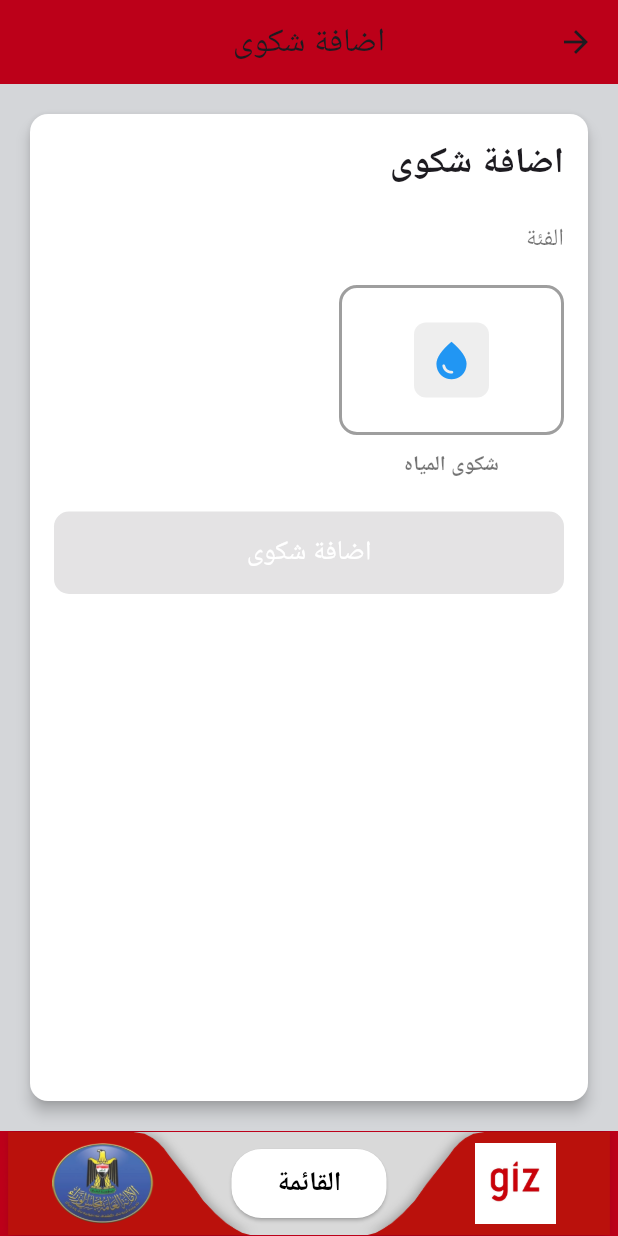
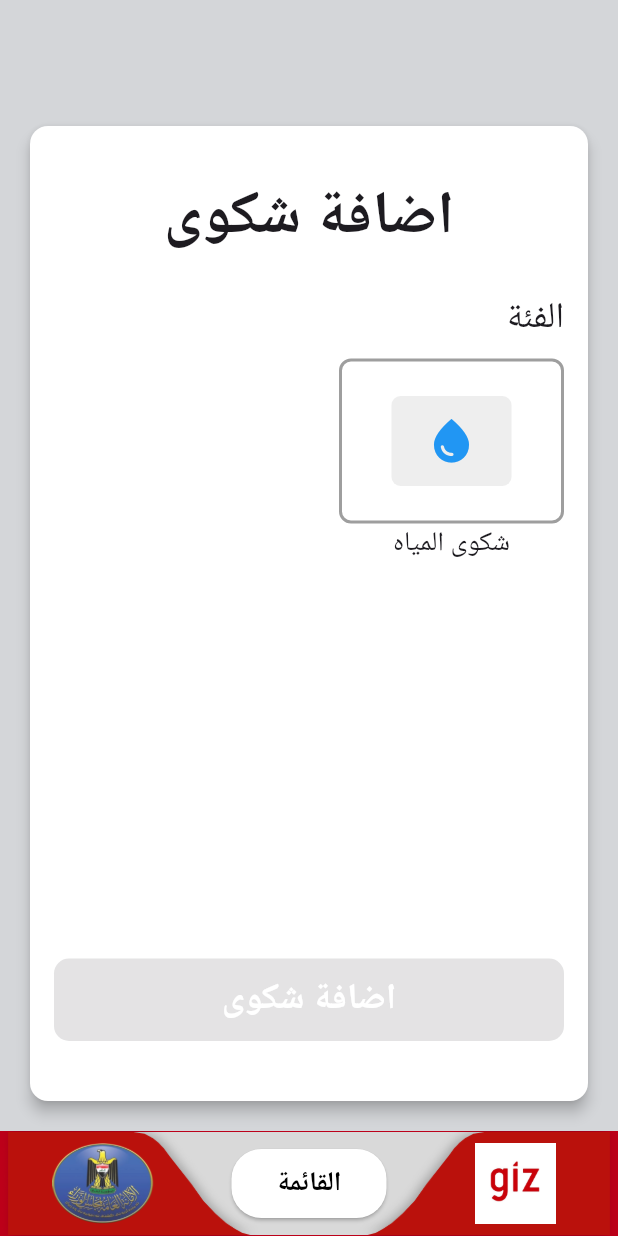
Before and after one commit to kziad551/Complatint-App, a Flutter app: the screen it shows after launch, after a tap on "اضافة شكوى", on a phone screen of 412 x 824 dp. Run offline on Flutter 3.47's test engine with Material 3 defaults, Android fonts, the light colour scheme and no system bars; our stand-ins replace image_picker.

Commit message:
finishing designs of Home page and other pages

```diff
--- a/lib/screens/complaint_form.dart
+++ b/lib/screens/complaint_form.dart
@@ -1,6 +1,7 @@
 import 'package:flutter/material.dart';
 import '../widgets/footer_widget.dart';
 import 'complaint_form_cat.dart';
+import '../widgets/custom_action_button.dart';
 
 class ComplaintForm extends StatefulWidget {
   const ComplaintForm({Key? key}) : super(key: key);
@@ -18,30 +19,38 @@ class _ComplaintFormState extends State<ComplaintForm> {
       textDirection: TextDirection.rtl,
       child: Scaffold(
         backgroundColor: const Color(0xFFD4D6D9),
-        appBar: AppBar(
-          backgroundColor: const Color(0xFFBC0019),
-          title: const Text('اضافة شكوى'),
-          centerTitle: true,
-        ),
         body: SafeArea(
+          child: Column(
+            children: [
+              Expanded(
+                child: SingleChildScrollView(
                   child: Padding(
-            padding: const EdgeInsets.all(16.0),
+                    padding: const EdgeInsets.symmetric(
+                        horizontal: 16.0, vertical: 80),
                     child: Card(
                       color: Colors.white,
                       elevation: 4,
                       shape: RoundedRectangleBorder(
                         borderRadius: BorderRadius.circular(12.0),
                       ),
+                      child: SizedBox(
+                        height: 650,
                         child: Padding(
-                padding: const EdgeInsets.all(16.0),
+                          padding: const EdgeInsets.fromLTRB(16, 32, 16, 40),
                           child: Column(
                             crossAxisAlignment: CrossAxisAlignment.start,
+                            mainAxisAlignment: MainAxisAlignment.spaceBetween,
                             children: [
-                    const Text(
+                              Column(
+                                crossAxisAlignment: CrossAxisAlignment.start,
+                                children: [
+                                  const Center(
+                                    child: Text(
                                       'اضافة شكوى',
                                       style: TextStyle(
-                        fontSize: 24,
+                                        fontSize: 40,
                                         fontWeight: FontWeight.bold,
+                                      ),
                                     ),
                                   ),
                                   const SizedBox(height: 20),
@@ -50,66 +59,75 @@ class _ComplaintFormState extends State<ComplaintForm> {
                                     child: Text(
                                       'الفئة',
                                       style: TextStyle(
-                          fontSize: 16,
-                          color: Colors.black54,
+                                        fontSize: 24,
                                       ),
                                     ),
                                   ),
-                    const SizedBox(height: 20),
+                                  const SizedBox(height: 10),
                                   // Selectable main box
                                   GestureDetector(
                                     onTap: () {
                                       setState(() {
-                          isSelected = !isSelected; // Toggle selection
+                                        isSelected =
+                                            !isSelected; // Toggle selection
                                       });
                                     },
                                     child: Column(
-                        crossAxisAlignment: CrossAxisAlignment.center,
+                                      crossAxisAlignment:
+                                          CrossAxisAlignment.center,
                                       children: [
                                         Container(
                                           width: 150,
-                            height: 100,
+                                          height: 110,
                                           decoration: BoxDecoration(
                                             border: Border.all(
-                                color: isSelected ? Colors.blue : Colors.grey,
+                                              color: isSelected
+                                                  ? Colors.blue
+                                                  : Colors.grey,
                                               width: 2.0,
                                             ),
-                              borderRadius: BorderRadius.circular(12.0),
-                              color: isSelected ? Colors.blue[50] : Colors.white,
+                                            borderRadius:
+                                                BorderRadius.circular(8.0),
+                                            color: isSelected
+                                                ? Colors.blue[50]
+                                                : Colors.white,
                                           ),
                                           child: Center(
                                             child: Container(
-                                width: 50,
-                                height: 50,
+                                              width: 80,
+                                              height: 60,
                                               decoration: BoxDecoration(
                                                 color: Colors.grey[200],
-                                  borderRadius: BorderRadius.circular(8.0),
+                                                borderRadius:
+                                                    BorderRadius.circular(6.0),
                                               ),
                                               child: const Icon(
                                                 Icons.water_drop,
                                                 color: Colors.blue,
-                                  size: 30,
+                                                size: 35,
                                               ),
                                             ),
                                           ),
                                         ),
-                          const SizedBox(height: 10),
                                         const Text(
                                           'شكوى المياه',
                                           style: TextStyle(
-                              fontSize: 14,
-                              fontWeight: FontWeight.bold,
-                              color: Colors.black54,
+                                            fontSize: 18,
                                           ),
                                         ),
                                       ],
                                     ),
                                   ),
                                   const SizedBox(height: 20),
-                    // Bottom button inside the white background
-                    SizedBox(
-                      width: double.infinity,
-                      child: ElevatedButton(
+                                ],
+                              ),
+                              // Bottom button
+                              CustomActionButton(
+                                title: 'اضافة شكوى',
+                                titleSize: 24,
+                                backgroundColor: isSelected
+                                    ? const Color(0xFFBA110C)
+                                    : Colors.grey,
                                 onPressed: isSelected
                                     ? () {
                                         Navigator.push(
@@ -120,21 +138,12 @@ class _ComplaintFormState extends State<ComplaintForm> {
                                           ),
                                         );
                                       }
-                            : null, // Disable button if no selection
-                        style: ElevatedButton.styleFrom(
-                          backgroundColor: isSelected
-                              ? Colors.red
-                              : Colors.grey, // Button color
-                          padding: const EdgeInsets.symmetric(vertical: 14.0),
-                          shape: RoundedRectangleBorder(
-                            borderRadius: BorderRadius.circular(10.0),
+                                    : null,
+                              ),
+                            ],
                           ),
                         ),
-                        child: const Text(
-                          'اضافة شكوى',
-                          style: TextStyle(
-                            color: Colors.white,
-                            fontSize: 18,
+                      ),
                     ),
                   ),
                 ),
@@ -142,9 +151,6 @@ class _ComplaintFormState extends State<ComplaintForm> {
             ],
           ),
         ),
-            ),
-          ),
-        ),
         bottomNavigationBar: const FooterWidget(currentPage: 'complaint_form'),
       ),
     );
--- a/lib/screens/home_page.dart
+++ b/lib/screens/home_page.dart
@@ -1,5 +1,6 @@
 import 'package:flutter/material.dart';
 import '../widgets/footer_widget.dart';
+import '../widgets/custom_action_button.dart';
 
 class HomePage extends StatefulWidget {
   const HomePage({Key? key}) : super(key: key);
@@ -137,32 +138,18 @@ class _HomePageState extends State<HomePage> {
               const Text(
                 'صفحة رئيسية',
                 style: TextStyle(
-                  fontSize: 32,
+                  fontSize: 40,
                   fontWeight: FontWeight.bold,
                 ),
               ),
               const SizedBox(height: 150),
-              SizedBox(
-                width: double.infinity,
-                child: ElevatedButton(
-                  onPressed: () {
-                    Navigator.pushNamed(context, '/complaint_form');
-                  },
-                  style: ElevatedButton.styleFrom(
-                    backgroundColor: const Color(0xFFBA110C),
-                    padding: const EdgeInsets.symmetric(vertical: 14.0),
-                    shape: RoundedRectangleBorder(
-                      borderRadius: BorderRadius.circular(10.0),
-                    ),
-                  ),
-                  child: const Text(
-                    'اضافة شكوى',
-                    style: TextStyle(
-                      color: Colors.white,
-                      fontSize: 18,
-                    ),
-                  ),
-                ),
+              CustomActionButton(
+                title: 'اضافة شكوى',
+                titleSize: 24,
+                backgroundColor: const Color(0xFFBA110C),
+                onPressed: () {
+                  Navigator.pushNamed(context, '/complaint_form');
+                },
               ),
             ],
           ),
@@ -170,6 +157,7 @@ class _HomePageState extends State<HomePage> {
       ),
     );
   }
+
   Widget _buildAboutUsContent() {
     return Card(
       color: Colors.white,
@@ -187,7 +175,7 @@ class _HomePageState extends State<HomePage> {
               Text(
                 'من نحن',
                 style: TextStyle(
-                  fontSize: 32,
+                  fontSize: 40,
                   fontWeight: FontWeight.bold,
                 ),
               ),
--- a/lib/screens/login_page.dart
+++ b/lib/screens/login_page.dart
@@ -1,5 +1,4 @@
 import 'package:flutter/material.dart';
-import '../widgets/footer_widget.dart';
 import '../widgets/toggle_signup_tabs.dart';
 import '../widgets/login_form.dart';
 import '../widgets/sign_up_form.dart';
@@ -58,8 +57,6 @@ class _LoginPageState extends State<LoginPage> {
                   ),
                 ),
               ),
-              // Footer Widget
-              const FooterWidget(currentPage: 'login_page'),
             ],
           ),
         ),
--- /dev/null
+++ b/lib/widgets/custom_action_button.dart
@@ -0,0 +1,41 @@
+import 'package:flutter/material.dart';
+
+class CustomActionButton extends StatelessWidget {
+  final VoidCallback? onPressed;
+  final String title;
+  final double titleSize;
+  final Color backgroundColor;
+
+  const CustomActionButton({
+    super.key,
+    this.onPressed,
+    required this.title,
+    required this.titleSize,
+    required this.backgroundColor,
+  });
+
+  @override
+  Widget build(BuildContext context) {
+    return SizedBox(
+      width: double.infinity,
+      child: ElevatedButton(
+        onPressed: onPressed,
+        style: ElevatedButton.styleFrom(
+          backgroundColor: backgroundColor,
+          padding: const EdgeInsets.symmetric(horizontal: 24, vertical: 10.0),
+          shape: RoundedRectangleBorder(
+            borderRadius: BorderRadius.circular(10.0),
+          ),
+        ),
+        child: Text(
+          title,
+          style: TextStyle(
+            color: Colors.white,
+            fontSize: titleSize,
+            fontWeight: FontWeight.bold,
+          ),
+        ),
+      ),
+    );
+  }
+}
```
Also changed, not shown: lib/screens/add_complaint_form.dart (+71 -72 lines), lib/screens/complaint_form_cat.dart (+62 -49 lines), lib/screens/complaint_list.dart (+8 -9 lines), lib/screens/reset_password_page.dart (+14 -32 lines), lib/widgets/custom_input_field.dart (added, +49 -0 lines), lib/widgets/login_form.dart (+19 -29 lines), lib/widgets/sign_up_form.dart (+38 -59 lines). Lines whose indentation alone changed are shown as unchanged.
